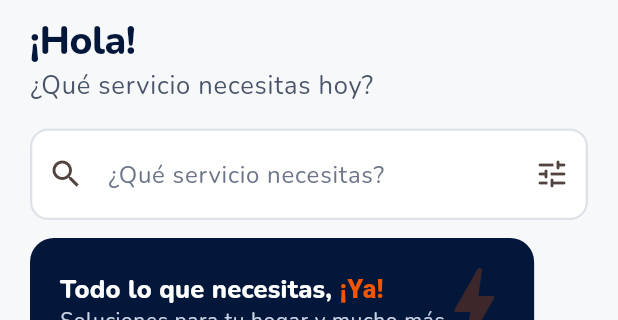
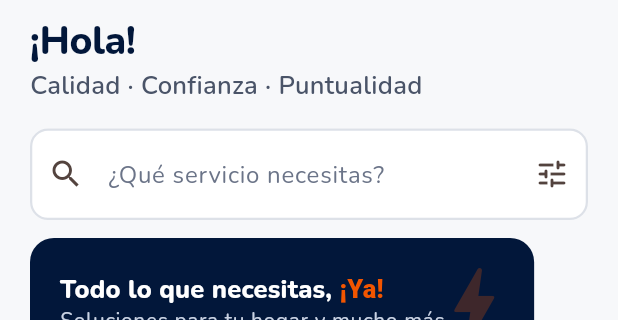
Before and after one commit to suarezhy/HandiManYa-, a Flutter app: the CustomerHomePage screen opened by its route, on a phone screen of 412 x 824 dp, the part 131-451 px from its top. Run offline on Flutter 3.47's test engine with Material 3 defaults, Android fonts, the phone set to English and light mode, and no system bars; drawn by our look-alikes of flutter_map; our stand-ins replace firebase_core, firebase_messaging, flutter_riverpod, flutter_secure_storage, geolocator, go_router and 5 more; missing offline and left inert: local_auth_android, local_auth_darwin; accounts and stored records are empty.

Commit message:
Home: slogan "Calidad · Confianza · Puntualidad" under the greeting
Replaces "¿Qué servicio necesitas hoy?". Shown at every screen size; wraps only
after a dot and never splits a word. Layout test checks it at 8 sizes x 3 text scales.

Co-Authored-By: Claude Opus 5.5 <noreply@anthropic.com>
Claude-Session: https://claude.ai/code/session_01DeCF69djLMxZWpDQKuzya6

```diff
--- a/lib/features/home/customer_home_page.dart
+++ b/lib/features/home/customer_home_page.dart
@@ -27,6 +27,10 @@ class CustomerHomePage extends ConsumerWidget {
   /// Espacio al final de la lista para que el botón flotante "Pedir ¡Ya!"
   /// nunca tape lo último (alto del botón y su margen, con aire).
   static const fabClearance = 96.0;
+
+  /// Lema bajo el saludo. Con espacio fijo antes de cada "·": si no entra en
+  /// una línea, corta después del punto y nunca deja uno al principio.
+  static const slogan = 'Calidad\u00a0· Confianza\u00a0· Puntualidad';
 
   @override
   Widget build(BuildContext context, WidgetRef ref) {
@@ -61,8 +65,8 @@ class CustomerHomePage extends ConsumerWidget {
                 child: Column(
                   crossAxisAlignment: CrossAxisAlignment.start,
                   children: [
-                    // En pantallas bajas o con letra grande el saludo se achica y
-                    // la segunda línea se omite (el buscador ya la pregunta).
+                    // En pantallas bajas o con letra grande el saludo se achica; el
+                    // lema va siempre debajo, discreto y sin partir palabras.
                     Builder(
                       builder: (context) {
                         final media = MediaQuery.of(context);
@@ -75,13 +79,16 @@ class CustomerHomePage extends ConsumerWidget {
                               account == null ? '¡Hola!' : '¡Hola, ${Fmt.firstName(account.fullName)}!',
                               style: compact ? text.titleLarge : text.headlineMedium,
                             ),
-                            if (!compact) ...[
-                              const SizedBox(height: 2),
-                              Text(
-                                '¿Qué servicio necesitas hoy?',
-                                style: text.bodyLarge?.copyWith(color: HyColors.textSecondary),
+                            const SizedBox(height: 2),
+                            WordSafeText(
+                              key: const Key('home-slogan'),
+                              slogan,
+                              style: (compact ? text.bodyMedium : text.bodyLarge)?.copyWith(
+                                color: HyColors.textSecondary,
+                                fontWeight: FontWeight.w600,
+                                letterSpacing: 0.2,
                               ),
-                            ],
+                            ),
                             SizedBox(height: compact ? HySpacing.sm : HySpacing.md),
                           ],
                         );
```
Also changed, not shown: 1 other file.
